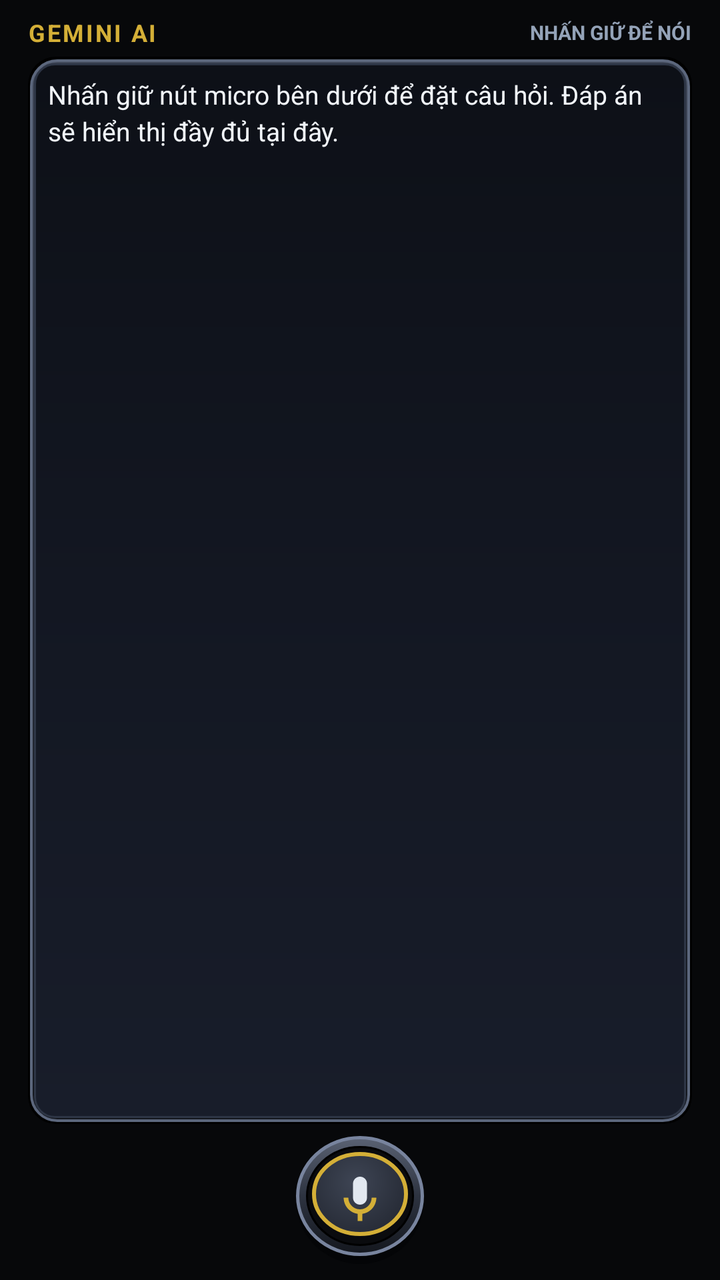
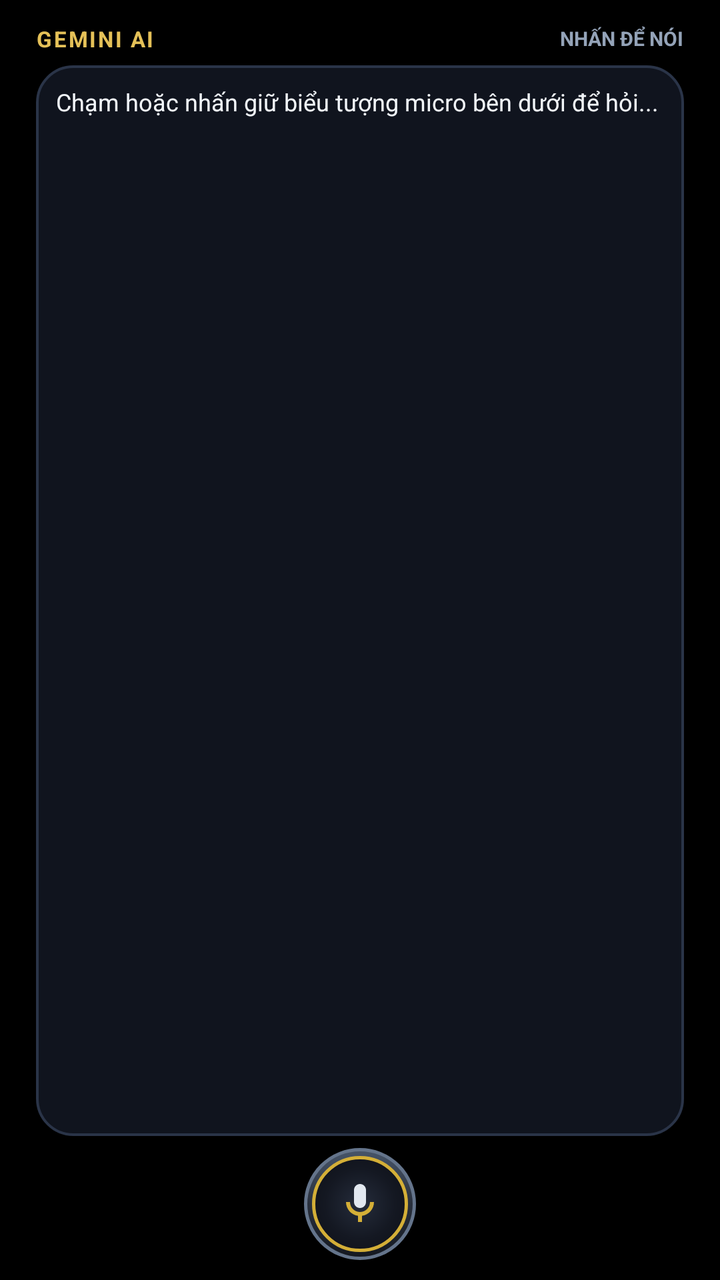

The first picture is an Android layout as it rendered before a commit; the second is the same layout after the commit. The layout source and the unified diff follow.
<!-- AndroidManifest.xml: application theme Theme.GeminiVoice -->
<!-- res/layout/activity_main.xml -->
<?xml version="1.0" encoding="utf-8"?>
<LinearLayout xmlns:android="http://schemas.android.com/apk/res/android"
    android:layout_width="match_parent"
    android:layout_height="match_parent"
    android:orientation="vertical"
    android:background="#07080A"
    android:paddingLeft="14dp"
    android:paddingRight="14dp"
    android:paddingTop="8dp"
    android:paddingBottom="8dp">

    
    <LinearLayout
        android:layout_width="match_parent"
        android:layout_height="wrap_content"
        android:orientation="horizontal"
        android:gravity="center_vertical"
        android:layout_marginBottom="4dp">

        <TextView
            android:layout_width="0dp"
            android:layout_height="wrap_content"
            android:layout_weight="1"
            android:text="GEMINI AI"
            android:textColor="#D4AF37"
            android:textSize="12sp"
            android:textStyle="bold"
            android:letterSpacing="0.08" />

        <TextView
            android:id="@+id/tv_status"
            android:layout_width="wrap_content"
            android:layout_height="wrap_content"
            android:text="NHẤN GIỮ ĐỂ NÓI"
            android:textColor="#94A3B8"
            android:textSize="10sp"
            android:textStyle="bold" />
    </LinearLayout>

    
    <ScrollView
        android:id="@+id/scroll_result"
        android:layout_width="match_parent"
        android:layout_height="0dp"
        android:layout_weight="1"
        android:fillViewport="true"
        android:scrollbars="none">

        <LinearLayout
            android:layout_width="match_parent"
            android:layout_height="wrap_content"
            android:orientation="vertical"
            android:background="@drawable/bg_result_plate"
            android:padding="10dp">

            <TextView
                android:id="@+id/tv_result"
                android:layout_width="match_parent"
                android:layout_height="wrap_content"
                android:text="Nhấn giữ nút micro bên dưới để đặt câu hỏi. Đáp án sẽ hiển thị đầy đủ tại đây."
                android:textColor="#F1F5F9"
                android:textSize="13sp"
                android:lineSpacingExtra="3dp" />
        </LinearLayout>
    </ScrollView>

    
    <FrameLayout
        android:id="@+id/btn_ptt_container"
        android:layout_width="64dp"
        android:layout_height="64dp"
        android:layout_gravity="center_horizontal"
        android:layout_marginTop="6dp"
        android:background="@drawable/bg_ptt_idle"
        android:clickable="true"
        android:focusable="true">

        <ImageView
            android:id="@+id/iv_mic_icon"
            android:layout_width="28dp"
            android:layout_height="28dp"
            android:layout_gravity="center"
            android:src="@drawable/ic_mic" />
    </FrameLayout>

</LinearLayout>
<!-- resources referenced by this layout -->
<resources>
  <!-- drawable bg_ptt_idle (drawable) -->
  <?xml version="1.0" encoding="utf-8"?>
  <layer-list xmlns:android="http://schemas.android.com/apk/res/android">
      
      <item>
          <shape android:shape="oval">
              <solid android:color="#040507" />
          </shape>
      </item>
      
      <item android:bottom="4dp">
          <shape android:shape="oval">
              <gradient
                  android:type="linear"
                  android:angle="270"
                  android:startColor="#5A6273"
                  android:centerColor="#2D3340"
                  android:endColor="#14171E" />
              <stroke android:width="1.5dp" android:color="#78849E" />
          </shape>
      </item>
      
      <item android:top="5dp" android:left="5dp" android:right="5dp" android:bottom="9dp">
          <shape android:shape="oval">
              <solid android:color="#0A0B0E" />
              <stroke android:width="1dp" android:color="#000000" />
          </shape>
      </item>
      
      <item android:top="8dp" android:left="8dp" android:right="8dp" android:bottom="14dp">
          <shape android:shape="oval">
              <gradient
                  android:type="radial"
                  android:gradientRadius="70dp"
                  android:centerX="0.45"
                  android:centerY="0.35"
                  android:startColor="#3E4554"
                  android:centerColor="#20242E"
                  android:endColor="#12141A" />
              <stroke android:width="2dp" android:color="#D4AF37" />
          </shape>
      </item>
  </layer-list>
  <!-- drawable bg_result_plate (drawable) -->
  <?xml version="1.0" encoding="utf-8"?>
  <layer-list xmlns:android="http://schemas.android.com/apk/res/android">
      
      <item>
          <shape android:shape="rectangle">
              <corners android:radius="14dp" />
              <solid android:color="#000000" />
          </shape>
      </item>
      
      <item android:top="1.5dp" android:left="1dp" android:right="1dp" android:bottom="1dp">
          <shape android:shape="rectangle">
              <corners android:radius="13dp" />
              <gradient
                  android:type="linear"
                  android:angle="270"
                  android:startColor="#3F4758"
                  android:centerColor="#262C38"
                  android:endColor="#14171E" />
              <stroke android:width="1.2dp" android:color="#5C677D" />
          </shape>
      </item>
      
      <item android:top="3.5dp" android:left="3dp" android:right="3dp" android:bottom="3dp">
          <shape android:shape="rectangle">
              <corners android:radius="10dp" />
              <gradient
                  android:type="linear"
                  android:angle="270"
                  android:startColor="#0D1017"
                  android:centerColor="#131722"
                  android:endColor="#181D2A" />
              <stroke android:width="1dp" android:color="#2D3545" />
          </shape>
      </item>
  </layer-list>
  <!-- drawable ic_mic (drawable) -->
  <vector xmlns:android="http://schemas.android.com/apk/res/android"
      android:width="36dp"
      android:height="36dp"
      android:viewportWidth="24"
      android:viewportHeight="24">
    <path
        android:fillColor="#E2E8F0"
        android:pathData="M12,14c1.66,0 3,-1.34 3,-3V5c0,-1.66 -1.34,-3 -3,-3S9,3.34 9,5v6c0,1.66 1.34,3 3,3z"/>
    <path
        android:fillColor="#D4AF37"
        android:pathData="M17,11c0,2.76 -2.24,5 -5,5s-5,-2.24 -5,-5H5c0,3.53 2.61,6.43 6,6.92V21h2v-3.08c3.39,-0.49 6,-3.39 6,-6.92h-2z"/>
  </vector>
  <style name="Theme.GeminiVoice" parent="Theme.AppCompat.NoActionBar">
          <item name="android:windowBackground">@color/bg_dark</item>
          <item name="android:colorBackground">@color/bg_dark</item>
      </style>
  <color name="bg_dark">#08090C</color>
</resources>

<!-- the commit's change to res/layout/activity_main.xml (unified diff, before → after) -->
@@ -1,29 +1,32 @@
 <?xml version="1.0" encoding="utf-8"?>
 <LinearLayout xmlns:android="http://schemas.android.com/apk/res/android"
+    android:id="@+id/layout_root"
     android:layout_width="match_parent"
     android:layout_height="match_parent"
     android:orientation="vertical"
-    android:background="#07080A"
-    android:paddingLeft="14dp"
-    android:paddingRight="14dp"
-    android:paddingTop="8dp"
+    android:background="#000000"
+    android:paddingLeft="18dp"
+    android:paddingRight="18dp"
+    android:paddingTop="12dp"
     android:paddingBottom="8dp">
 
     
     <LinearLayout
+        android:id="@+id/layout_header"
         android:layout_width="match_parent"
         android:layout_height="wrap_content"
         android:orientation="horizontal"
         android:gravity="center_vertical"
-        android:layout_marginBottom="4dp">
+        android:layout_marginBottom="6dp">
 
         <TextView
+            android:id="@+id/tv_header_title"
             android:layout_width="0dp"
             android:layout_height="wrap_content"
             android:layout_weight="1"
             android:text="GEMINI AI"
-            android:textColor="#D4AF37"
-            android:textSize="12sp"
+            android:textColor="#E5C158"
+            android:textSize="11sp"
             android:textStyle="bold"
             android:letterSpacing="0.08" />
 
@@ -31,7 +34,7 @@
             android:id="@+id/tv_status"
             android:layout_width="wrap_content"
             android:layout_height="wrap_content"
-            android:text="NHẤN GIỮ ĐỂ NÓI"
+            android:text="NHẤN ĐỂ NÓI"
             android:textColor="#94A3B8"
             android:textSize="10sp"
             android:textStyle="bold" />
@@ -47,38 +50,40 @@
         android:scrollbars="none">
 
         <LinearLayout
+            android:id="@+id/container_result_card"
             android:layout_width="match_parent"
             android:layout_height="wrap_content"
             android:orientation="vertical"
-            android:background="@drawable/bg_result_plate"
+            android:background="@drawable/bg_watch_plate_dark"
             android:padding="10dp">
 
             <TextView
                 android:id="@+id/tv_result"
                 android:layout_width="match_parent"
                 android:layout_height="wrap_content"
-                android:text="Nhấn giữ nút micro bên dưới để đặt câu hỏi. Đáp án sẽ hiển thị đầy đủ tại đây."
+                android:text="Chạm hoặc nhấn giữ biểu tượng micro bên dưới để hỏi..."
                 android:textColor="#F1F5F9"
-                android:textSize="13sp"
-                android:lineSpacingExtra="3dp" />
+                android:textSize="12sp"
+                android:lineSpacingExtra="2.5dp" />
         </LinearLayout>
     </ScrollView>
 
     
     <FrameLayout
         android:id="@+id/btn_ptt_container"
-        android:layout_width="64dp"
-        android:layout_height="64dp"
+        android:layout_width="56dp"
+        android:layout_height="56dp"
         android:layout_gravity="center_horizontal"
         android:layout_marginTop="6dp"
-        android:background="@drawable/bg_ptt_idle"
+        android:layout_marginBottom="2dp"
+        android:background="@drawable/bg_watch_ptt_dark"
         android:clickable="true"
         android:focusable="true">
 
         <ImageView
             android:id="@+id/iv_mic_icon"
-            android:layout_width="28dp"
-            android:layout_height="28dp"
+            android:layout_width="24dp"
+            android:layout_height="24dp"
             android:layout_gravity="center"
             android:src="@drawable/ic_mic" />
     </FrameLayout>
<!-- resource entries referenced after the edit -->
@@ -1,82 +1,51 @@
 <!-- resources referenced by this layout -->
 <resources>
-  <!-- drawable bg_ptt_idle (drawable) -->
+  <!-- drawable bg_watch_plate_dark (drawable) -->
+  <?xml version="1.0" encoding="utf-8"?>
+  <shape xmlns:android="http://schemas.android.com/apk/res/android"
+      android:shape="rectangle">
+      <solid android:color="#10141E" />
+      <corners android:radius="18dp" />
+      <stroke
+          android:width="1.2dp"
+          android:color="#2A3448" />
+      <padding
+          android:left="10dp"
+          android:top="10dp"
+          android:right="10dp"
+          android:bottom="10dp" />
+  </shape>
+  <!-- drawable bg_watch_ptt_dark (drawable) -->
   <?xml version="1.0" encoding="utf-8"?>
   <layer-list xmlns:android="http://schemas.android.com/apk/res/android">
       
       <item>
           <shape android:shape="oval">
-              <solid android:color="#040507" />
+              <gradient
+                  android:type="linear"
+                  android:angle="270"
+                  android:startColor="#475569"
+                  android:centerColor="#29303D"
+                  android:endColor="#141820" />
+              <stroke android:width="1.5dp" android:color="#64748B" />
           </shape>
       </item>
       
-      <item android:bottom="4dp">
-          <shape android:shape="oval">
-              <gradient
-                  android:type="linear"
-                  android:angle="270"
-                  android:startColor="#5A6273"
-                  android:centerColor="#2D3340"
-                  android:endColor="#14171E" />
-              <stroke android:width="1.5dp" android:color="#78849E" />
-          </shape>
-      </item>
-      
-      <item android:top="5dp" android:left="5dp" android:right="5dp" android:bottom="9dp">
-          <shape android:shape="oval">
-              <solid android:color="#0A0B0E" />
-              <stroke android:width="1dp" android:color="#000000" />
-          </shape>
-      </item>
-      
-      <item android:top="8dp" android:left="8dp" android:right="8dp" android:bottom="14dp">
+      <item
+          android:left="4dp"
+          android:top="4dp"
+          android:right="4dp"
+          android:bottom="4dp">
           <shape android:shape="oval">
               <gradient
                   android:type="radial"
-                  android:gradientRadius="70dp"
-                  android:centerX="0.45"
-                  android:centerY="0.35"
-                  android:startColor="#3E4554"
-                  android:centerColor="#20242E"
-                  android:endColor="#12141A" />
-              <stroke android:width="2dp" android:color="#D4AF37" />
-          </shape>
-      </item>
-  </layer-list>
-  <!-- drawable bg_result_plate (drawable) -->
-  <?xml version="1.0" encoding="utf-8"?>
-  <layer-list xmlns:android="http://schemas.android.com/apk/res/android">
-      
-      <item>
-          <shape android:shape="rectangle">
-              <corners android:radius="14dp" />
-              <solid android:color="#000000" />
-          </shape>
-      </item>
-      
-      <item android:top="1.5dp" android:left="1dp" android:right="1dp" android:bottom="1dp">
-          <shape android:shape="rectangle">
-              <corners android:radius="13dp" />
-              <gradient
-                  android:type="linear"
-                  android:angle="270"
-                  android:startColor="#3F4758"
-                  android:centerColor="#262C38"
-                  android:endColor="#14171E" />
-              <stroke android:width="1.2dp" android:color="#5C677D" />
-          </shape>
-      </item>
-      
-      <item android:top="3.5dp" android:left="3dp" android:right="3dp" android:bottom="3dp">
-          <shape android:shape="rectangle">
-              <corners android:radius="10dp" />
-              <gradient
-                  android:type="linear"
-                  android:angle="270"
-                  android:startColor="#0D1017"
-                  android:centerColor="#131722"
-                  android:endColor="#181D2A" />
-              <stroke android:width="1dp" android:color="#2D3545" />
+                  android:gradientRadius="35dp"
+                  android:centerX="0.5"
+                  android:centerY="0.5"
+                  android:startColor="#252C3B"
+                  android:centerColor="#141822"
+                  android:endColor="#0B0D13" />
+              <stroke android:width="1.8dp" android:color="#D4AF37" />
           </shape>
       </item>
   </layer-list>
